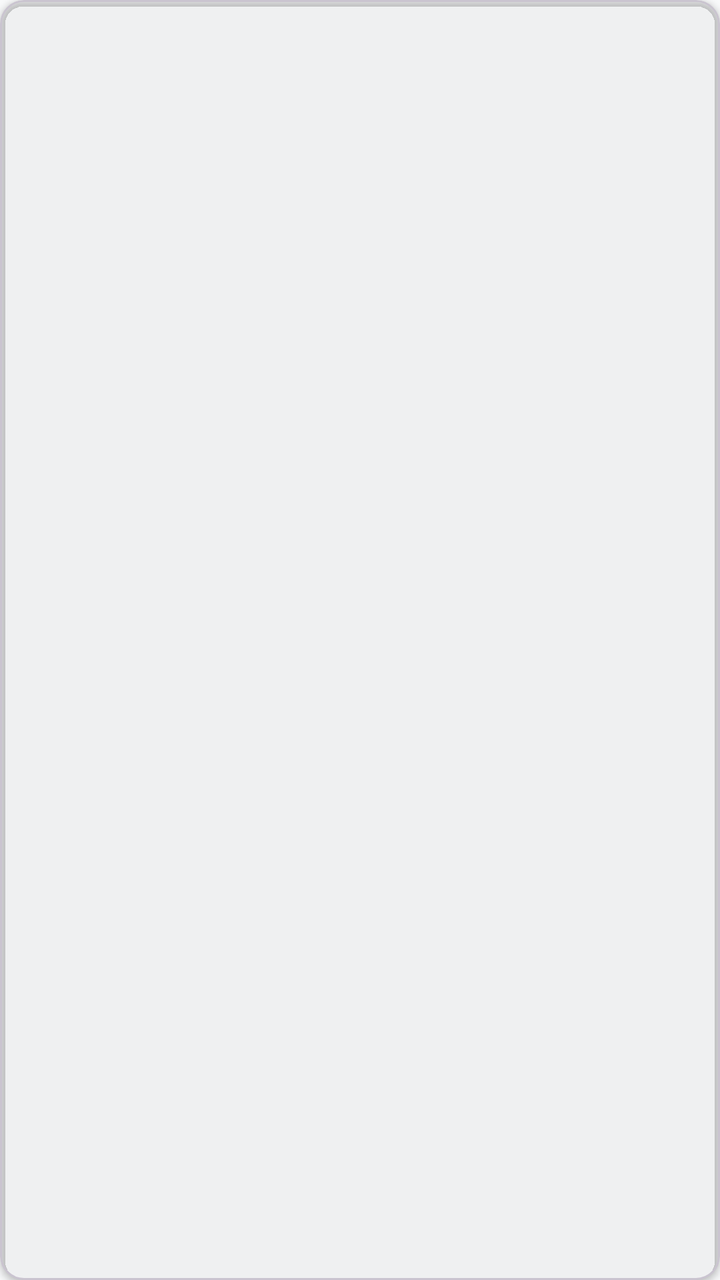
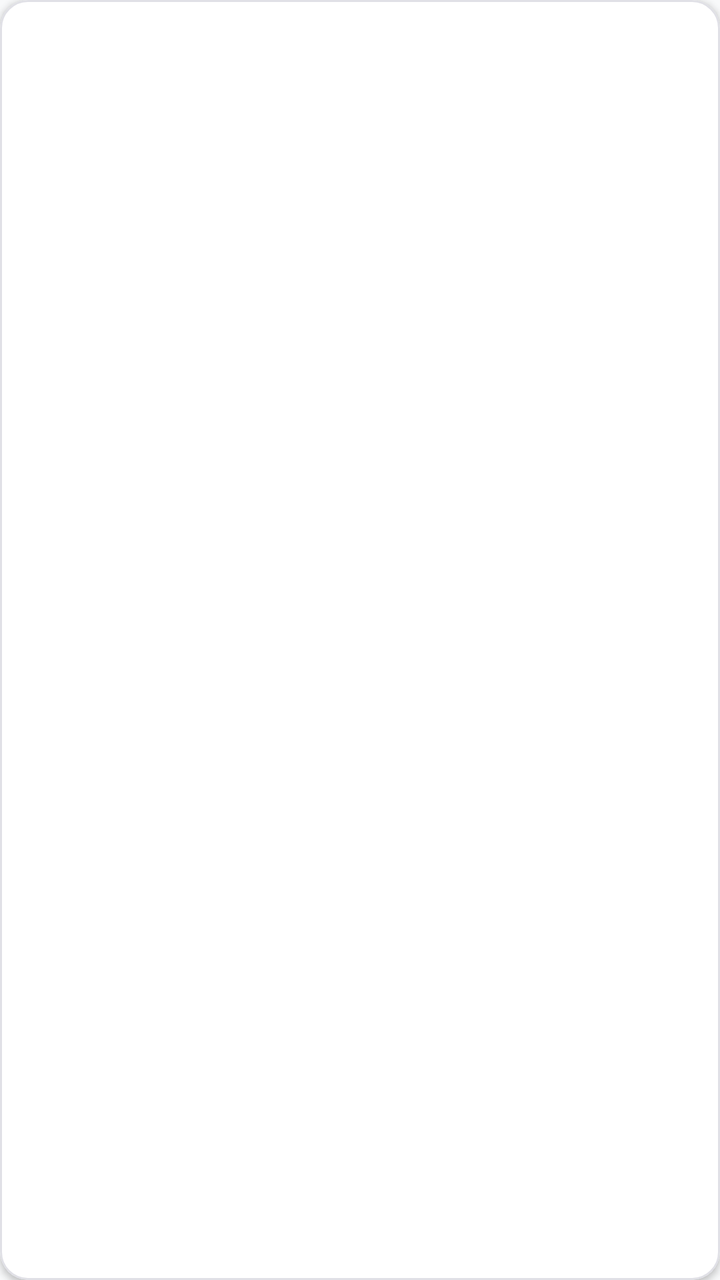

The first picture is an Android layout as it rendered before a commit; the second is the same layout after the commit. The layout source and the unified diff follow.
<!-- AndroidManifest.xml: application theme Theme.HoneyfileSecurity -->
<!-- res/layout/item_captured_image.xml -->
<?xml version="1.0" encoding="utf-8"?>
<com.google.android.material.card.MaterialCardView xmlns:android="http://schemas.android.com/apk/res/android"
    xmlns:app="http://schemas.android.com/apk/res-auto"
    android:layout_width="100dp"
    android:layout_height="100dp"
    android:layout_margin="4dp"
    app:cardCornerRadius="12dp"
    app:cardElevation="2dp"
    app:cardBackgroundColor="@color/card_bg">

    <ImageView
        android:id="@+id/ivCaptured"
        android:layout_width="match_parent"
        android:layout_height="match_parent"
        android:scaleType="centerCrop"
        android:contentDescription="Captured Intruder" />

</com.google.android.material.card.MaterialCardView>
<!-- resources referenced by this layout -->
<resources>
  <style name="Theme.HoneyfileSecurity" parent="Theme.Material3.DayNight.NoActionBar">
          <item name="colorPrimary">@color/primary_accent_light</item>
          <item name="colorOnPrimary">@color/white</item>
          <item name="colorSecondary">@color/teal_700</item>
          <item name="android:statusBarColor">@color/light_bg</item>
          <item name="android:windowBackground">@color/light_bg</item>
  
          
          <item name="appBackgroundColor">@color/light_bg</item>
          <item name="appCardColor">@color/light_card_bg</item>
          <item name="appCardStrokeColor">@color/light_card_stroke</item>
          <item name="appTextColorPrimary">@color/light_text_primary</item>
          <item name="appTextColorSecondary">@color/light_text_secondary</item>
      </style>
  <color name="primary_accent_light">#F57C00</color>
  <color name="white">#FFFFFFFF</color>
  <color name="teal_700">#FF018786</color>
  <color name="light_bg">#F8F9FA</color>
  <color name="light_card_bg">#FFFFFF</color>
  <color name="light_card_stroke">#E0E0E6</color>
  <color name="light_text_primary">#1C1B1F</color>
  <color name="light_text_secondary">#606066</color>
</resources>

<!-- the commit's change to res/layout/item_captured_image.xml (unified diff, before → after) -->
@@ -4,9 +4,11 @@
     android:layout_width="100dp"
     android:layout_height="100dp"
     android:layout_margin="4dp"
-    app:cardCornerRadius="12dp"
+    app:cardCornerRadius="14dp"
     app:cardElevation="2dp"
-    app:cardBackgroundColor="@color/card_bg">
+    app:cardBackgroundColor="?attr/appCardColor"
+    app:strokeColor="?attr/appCardStrokeColor"
+    app:strokeWidth="1dp">
 
     <ImageView
         android:id="@+id/ivCaptured"
